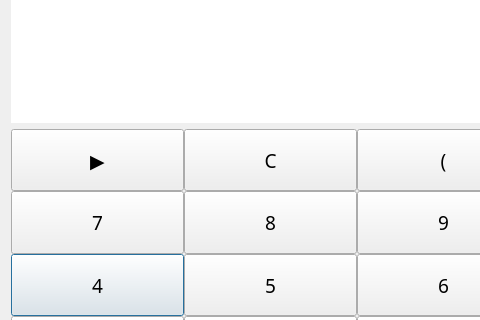
Lcooldong/Python_Study, file QT_calculate/QTcalculate/calculateQT.ui: the form before one commit; both pictures show x 0 to 480 and y 201 to 521 of the 714 by 653 pixel window.
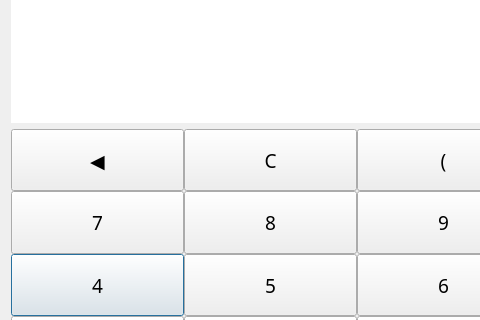
The form after the commit.

Patch:
```diff
--- a/QT_calculate/QTcalculate/calculateQT.ui
+++ b/QT_calculate/QTcalculate/calculateQT.ui
@@ -274,7 +274,7 @@
         <bool>false</bool>
        </property>
        <property name="text">
-        <string>▶</string>
+        <string>◀</string>
        </property>
        <property name="shortcut">
         <string/>
```
Left out of the diff: 3 changed lines with no effect on the pictures.
